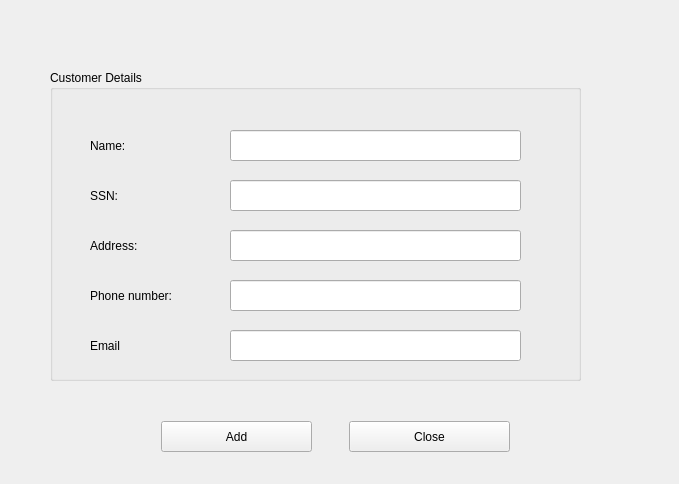
This is customerdetails.ui in jonathansaetre/BankSystem as Qt 5 draws it before an edit. The edited form follows.
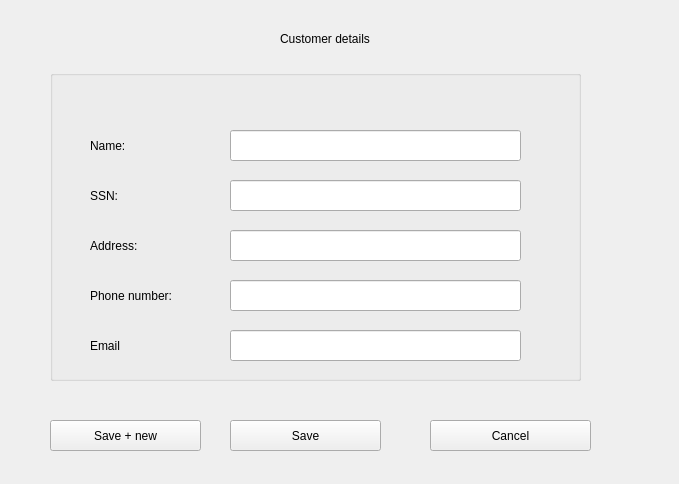
This is the edited form.

Commit message: Full text search on Customer is done, and add and edit customer now works.

```diff
--- a/customerdetails.ui
+++ b/customerdetails.ui
@@ -16,14 +16,14 @@
   <widget class="QPushButton" name="addButton">
    <property name="geometry">
     <rect>
-     <x>161</x>
-     <y>421</y>
+     <x>230</x>
+     <y>420</y>
      <width>151</width>
      <height>31</height>
     </rect>
    </property>
    <property name="text">
-    <string>Add</string>
+    <string>Save</string>
    </property>
   </widget>
   <widget class="QGroupBox" name="customerDetailsBox">
@@ -36,7 +36,7 @@
     </rect>
    </property>
    <property name="title">
-    <string>Customer Details</string>
+    <string/>
    </property>
    <widget class="QLabel" name="addressLabel">
     <property name="geometry">
@@ -193,21 +193,42 @@
   <widget class="QPushButton" name="CloseButton">
    <property name="geometry">
     <rect>
-     <x>349</x>
-     <y>421</y>
+     <x>430</x>
+     <y>420</y>
      <width>161</width>
      <height>31</height>
     </rect>
    </property>
    <property name="text">
-    <string>Close</string>
+    <string>Cancel</string>
    </property>
   </widget>
-  <zorder>layoutWidget</zorder>
-  <zorder>CloseButton</zorder>
-  <zorder>addButton</zorder>
-  <zorder>customerDetailsBox</zorder>
-  <zorder>CloseButton</zorder>
+  <widget class="QLabel" name="labelTitle">
+   <property name="geometry">
+    <rect>
+     <x>280</x>
+     <y>30</y>
+     <width>141</width>
+     <height>17</height>
+    </rect>
+   </property>
+   <property name="text">
+    <string>Customer details</string>
+   </property>
+  </widget>
+  <widget class="QPushButton" name="buttonSave_New">
+   <property name="geometry">
+    <rect>
+     <x>50</x>
+     <y>420</y>
+     <width>151</width>
+     <height>31</height>
+    </rect>
+   </property>
+   <property name="text">
+    <string>Save + new</string>
+   </property>
+  </widget>
  </widget>
  <resources/>
  <connections/>
```
Left out of the diff: 4 changed lines with no effect on the pictures. The commit also changes 18 other files.
